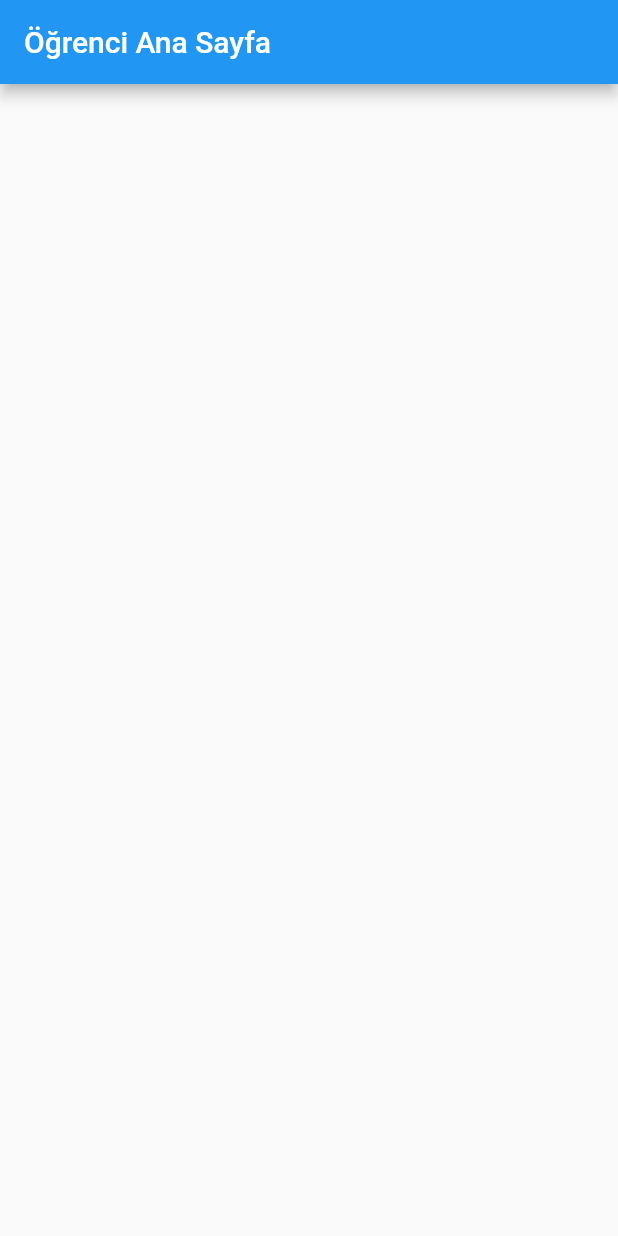
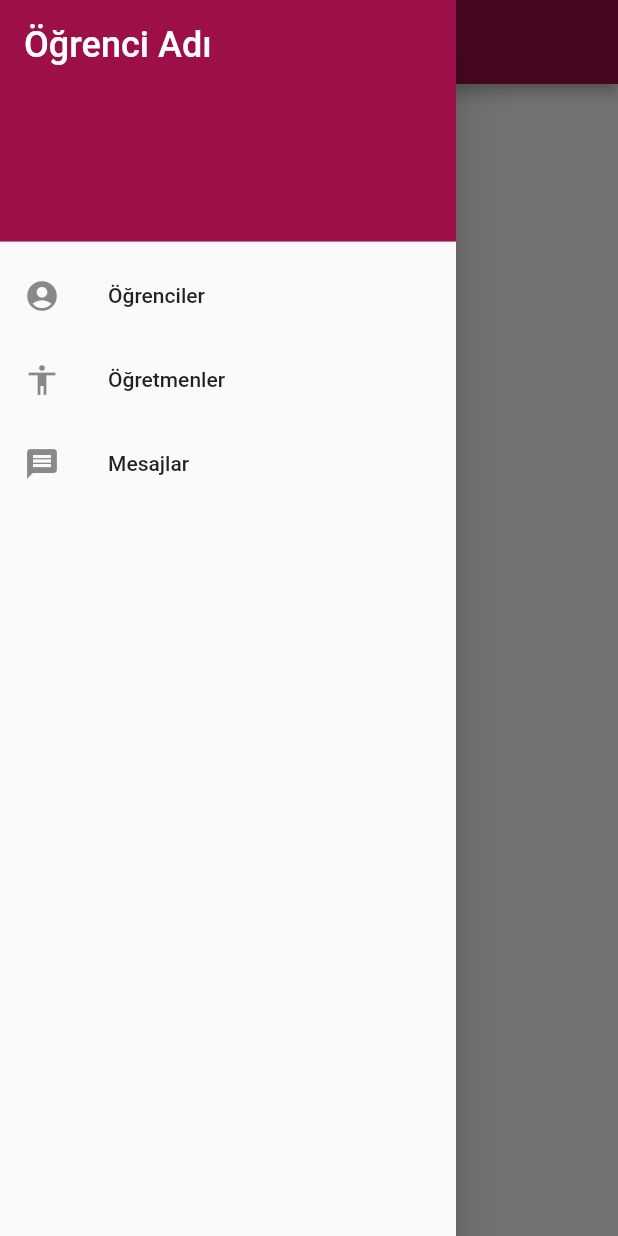
Before and after one commit to dogukan-karasansar/flutter-students-app-example, a Flutter app: the screen it shows after launch, with the side drawer open (before the commit the screen has no drawer), on a phone screen of 412 x 824 dp. Run offline on Flutter 3.47's test engine with Material 2 defaults, Android fonts, the phone set to English and light mode, and no system bars.

Commit message:
pages and repestories created

```diff
--- a/lib/main.dart
+++ b/lib/main.dart
@@ -1,12 +1,24 @@
+import 'package:basic_app/pages/teachers_page.dart';
+import 'package:basic_app/repesitory/Messages.dart';
+import 'package:basic_app/repesitory/Students.dart';
+import 'package:basic_app/repesitory/Teachers.dart';
 import 'package:flutter/material.dart';
+
+import 'package:basic_app/pages/messages_page.dart';
+import 'package:basic_app/pages/students_page.dart';
 
 void main() {
   runApp(const StudentsApp());
 }
 
-class StudentsApp extends StatelessWidget {
+class StudentsApp extends StatefulWidget {
   const StudentsApp({Key? key}) : super(key: key);
 
+  @override
+  State<StudentsApp> createState() => _StudentsAppState();
+}
+
+class _StudentsAppState extends State<StudentsApp> {
   @override
   Widget build(BuildContext context) {
     return MaterialApp(
@@ -19,23 +31,146 @@ class StudentsApp extends StatelessWidget {
   }
 }
 
-class HomePage extends StatelessWidget {
+class HomePage extends StatefulWidget {
   final String title;
 
   const HomePage({Key? key, required this.title}) : super(key: key);
 
   @override
+  State<HomePage> createState() => _HomePageState();
+}
+
+class _HomePageState extends State<HomePage> {
+  final GlobalKey<ScaffoldState> _scaffoldKey = GlobalKey<ScaffoldState>();
+
+  MessagesRepestories messagesRepestories = MessagesRepestories();
+
+  StudentsRepestories studentsRepestories = StudentsRepestories();
+
+  TeachersRepestories teachersRepestories = TeachersRepestories();
+
+  @override
   Widget build(BuildContext context) {
     return Scaffold(
+      key: _scaffoldKey,
       appBar: AppBar(
-        title: Text(title),
+        backgroundColor: const Color.fromRGBO(156, 15, 72, 1),
+        title: Text(widget.title),
+        leading: IconButton(
+            onPressed: () => _scaffoldKey.currentState?.openDrawer(),
+            icon: const Icon(Icons.menu)),
       ),
+      drawer: DrawMenu(
+          messagesRepestories, studentsRepestories, teachersRepestories),
       body: Center(
         child: Column(
           mainAxisAlignment: MainAxisAlignment.center,
-          children: const <Widget>[],
+          children: <Widget>[
+            TextButton(
+              onPressed: () {
+                MessageNavigator(context);
+              },
+              child: Text('${messagesRepestories.newMessagesCount} mesaj', style: const TextStyle(color: Color.fromRGBO(71, 13, 33, 1)),),
+            ),
+            TextButton(
+              onPressed: () {
+                Navigator.push(
+                    context,
+                    MaterialPageRoute(
+                        builder: (context) =>
+                            StudentsPage(studentsRepestories)));
+              },
+              child: Text('${studentsRepestories.students.length} öğrenci', style: const TextStyle(color: Color.fromRGBO(71, 13, 33, 1)),),
+            ),
+            TextButton(
+              onPressed: () {
+                Navigator.push(
+                    context,
+                    MaterialPageRoute(
+                        builder: (context) =>
+                            TeachersPage(teachersRepestories)));
+              },
+              child: Text('${teachersRepestories.teachers.length} öğretmen', style: const TextStyle(color: Color.fromRGBO(71, 13, 33, 1)),),
+            ),
+          ],
         ),
       ),
     );
   }
+
+
+
+  void MessageNavigator(BuildContext context) async {
+    await Navigator.push(
+        context,
+        MaterialPageRoute(
+            builder: (context) => MessagesPage(messagesRepestories)));
+    setState(() {});
+  }
 }
+
+class DrawMenu extends StatelessWidget {
+  TeachersRepestories teachersRepestories;
+  StudentsRepestories studentsRepestories;
+  MessagesRepestories messagesRepestories;
+
+  DrawMenu(
+    this.messagesRepestories,
+    this.studentsRepestories,
+    this.teachersRepestories, {
+    Key? key,
+  }) : super(key: key);
+
+  @override
+  Widget build(BuildContext context) {
+    return Drawer(
+      child: ListView(
+        padding: EdgeInsets.zero,
+        children: <Widget>[
+          const DrawerHeader(
+            decoration: BoxDecoration(
+              color: Color.fromRGBO(156, 15, 72, 1),
+            ),
+            child: Text(
+              'Öğrenci Adı',
+              style: TextStyle(
+                color: Colors.white,
+                fontSize: 24,
+              ),
+            ),
+          ),
+          ListTile(
+            leading: const Icon(Icons.account_circle),
+            title: const Text('Öğrenciler'),
+            onTap: () {
+              Navigator.push(
+                  context,
+                  MaterialPageRoute(
+                      builder: (context) => StudentsPage(studentsRepestories)));
+            },
+          ),
+          ListTile(
+            leading: const Icon(Icons.accessibility_outlined),
+            title: const Text('Öğretmenler'),
+            onTap: () {
+              Navigator.push(
+                  context,
+                  MaterialPageRoute(
+                      builder: (context) => TeachersPage(teachersRepestories)));
+            },
+          ),
+          ListTile(
+            leading: const Icon(Icons.message),
+            title: const Text('Mesajlar'),
+            onTap: () {
+              Navigator.push(
+                  context,
+                  MaterialPageRoute(
+                      builder: (context) => MessagesPage(messagesRepestories)));
+            },
+          ),
+        ],
+      ),
+    );
+  }
+}
--- /dev/null
+++ b/lib/repesitory/Messages.dart
@@ -0,0 +1,25 @@
+class MessagesRepestories {
+  final List<Messages> messages = [
+    Messages(
+        'Naber', 'Miko', DateTime.now().subtract(const Duration(minutes: 1))),
+    Messages(
+        'Naber', 'Miko', DateTime.now().subtract(const Duration(minutes: 2))),
+    Messages('aberdodod', 'Miko',
+        DateTime.now().subtract(const Duration(minutes: 3))),
+    Messages(
+        'dodocuk', 'Miko', DateTime.now().subtract(const Duration(minutes: 4))),
+    Messages(
+        'dodo', 'Miko', DateTime.now().subtract(const Duration(minutes: 5))),
+    Messages('iyi kurbağa senden naber', 'Dodo', DateTime.now()),
+  ].reversed.toList();
+
+  int newMessagesCount = 4;
+}
+
+class Messages {
+  String text;
+  String sender;
+  DateTime time;
+
+  Messages(this.text, this.sender, this.time);
+}
--- /dev/null
+++ b/lib/repesitory/Students.dart
@@ -0,0 +1,30 @@
+class StudentsRepestories {
+  final List<Students> students = [
+    Students('Mikail', 'Kocayamak', 19, 'kız'),
+    Students('Doğukan', 'Karasansar', 19, 'erkek'),
+  ];
+
+  final Set<Students> loves = {};
+
+  void love(Students student, isLove) {
+    if(isLove){
+      loves.add(student);
+    } else {
+      loves.remove(student);
+    }
+
+  }
+
+  isLove(Students student) {
+    return loves.contains(student);
+  }
+}
+
+class Students {
+  String name;
+  String surname;
+  int age;
+  String gender;
+
+  Students(this.name, this.surname, this.age, this.gender);
+}
--- /dev/null
+++ b/lib/repesitory/Teachers.dart
@@ -0,0 +1,31 @@
+class TeachersRepestories {
+  final List<Teachers> teachers = [
+    Teachers('Faruk', 'Kocayamak', 19, 'erkek'),
+    Teachers('Dominik Torrent', 'Karasansar', 19, 'erkek'),
+  ];
+
+  final Set<Teachers> loves = {};
+
+  void love(Teachers teacher, isLove) {
+    if(isLove){
+      loves.add(teacher);
+    } else {
+      loves.remove(teacher);
+    }
+
+  }
+
+  isLove(Teachers teacher) {
+    return loves.contains(teacher);
+  }
+
+}
+
+class Teachers {
+  String name;
+  String surname;
+  int age;
+  String gender;
+
+  Teachers(this.name, this.surname, this.age, this.gender);
+}
```
Also changed, not shown: lib/pages/messages_page.dart (added, +102 -0 lines), lib/pages/students_page.dart (added, +81 -0 lines), lib/pages/teachers_page.dart (added, +69 -0 lines).
